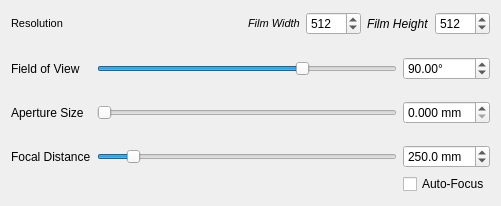
Before: the Qt Designer form Source/VoxRender/Interface/camerawidget.ui in nagyistoce/voxrender, drawn with Qt 5.
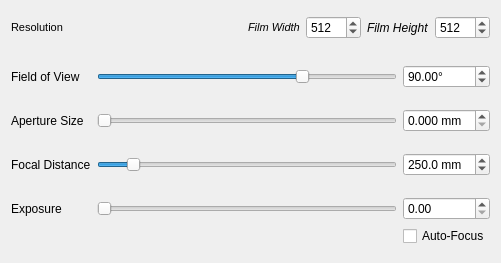
After: the same form once the commit is applied.

```diff
--- a/Source/VoxRender/Interface/camerawidget.ui
+++ b/Source/VoxRender/Interface/camerawidget.ui
@@ -7,7 +7,7 @@
     <x>0</x>
     <y>0</y>
     <width>501</width>
-    <height>206</height>
+    <height>263</height>
    </rect>
   </property>
   <property name="windowTitle">
@@ -338,7 +338,47 @@
        </property>
       </widget>
      </item>
-     <item row="5" column="2">
+     <item row="6" column="0">
+      <widget class="QLabel" name="label_2">
+       <property name="text">
+        <string>Exposure</string>
+       </property>
+      </widget>
+     </item>
+     <item row="5" column="1">
+      <spacer name="verticalSpacer">
+       <property name="orientation">
+        <enum>Qt::Vertical</enum>
+       </property>
+       <property name="sizeType">
+        <enum>QSizePolicy::Fixed</enum>
+       </property>
+       <property name="sizeHint" stdset="0">
+        <size>
+         <width>20</width>
+         <height>15</height>
+        </size>
+       </property>
+      </spacer>
+     </item>
+     <item row="6" column="2">
+      <widget class="QDoubleSpinBox" name="doubleSpinBox">
+       <property name="maximum">
+        <double>100.000000000000000</double>
+       </property>
+      </widget>
+     </item>
+     <item row="6" column="1">
+      <widget class="QSlider" name="horizontalSlider">
+       <property name="maximum">
+        <number>100</number>
+       </property>
+       <property name="orientation">
+        <enum>Qt::Horizontal</enum>
+       </property>
+      </widget>
+     </item>
+     <item row="7" column="2">
       <widget class="QCheckBox" name="checkBox_autoFocus">
        <property name="toolTip">
         <string>Check to automatically focus the camera on the center of the dataset</string>
```
Left out of the diff: 110 changed lines with no effect on the pictures.
